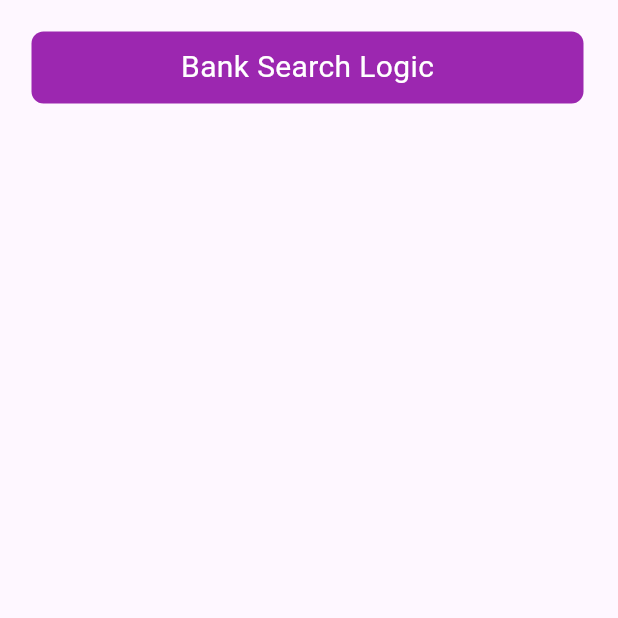
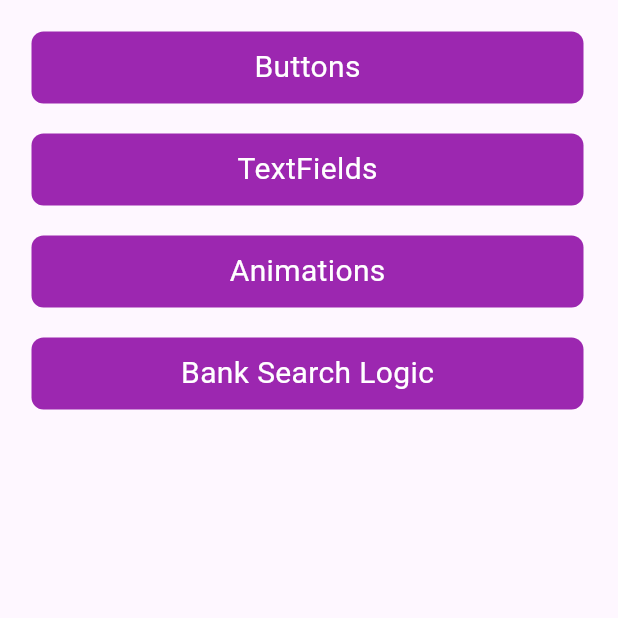
Before and after one commit to Shadowsvg/widgets_gallery, a Flutter app: the screen it shows after launch, on a phone screen of 412 x 824 dp, the top half of it. Run offline on Flutter 3.47's test engine with Material 3 defaults, Android fonts, the phone set to English and light mode, and no system bars.

```diff
--- a/lib/widget_list.dart
+++ b/lib/widget_list.dart
@@ -16,27 +16,27 @@ class WidgetList extends StatelessWidget {
           padding: EdgeInsets.all(21),
           child: Column(
             children: [
-              // NormalButton(
-              //   label: 'Buttons',
-              //   onTapWidget: ButtonsList(),
-              // ),
-              // SizedBox(
-              //   height: 20,
-              // ),
-              // NormalButton(
-              //   label: 'TextFields',
-              //   onTapWidget: TextFieldsList(),
-              // ),
-              // SizedBox(
-              //   height: 20,
-              // ),
-              // NormalButton(
-              //   label: 'Animations',
-              //   onTapWidget: Animations(),
-              // ),
-              // SizedBox(
-              //   height: 20,
-              // ),
+              NormalButton(
+                label: 'Buttons',
+                onTapWidget: ButtonsList(),
+              ),
+              SizedBox(
+                height: 20,
+              ),
+              NormalButton(
+                label: 'TextFields',
+                onTapWidget: TextFieldsList(),
+              ),
+              SizedBox(
+                height: 20,
+              ),
+              NormalButton(
+                label: 'Animations',
+                onTapWidget: Animations(),
+              ),
+              SizedBox(
+                height: 20,
+              ),
               NormalButton(
                 label: 'Bank Search Logic',
                 onTapWidget: BankSearchLogic(),
```
